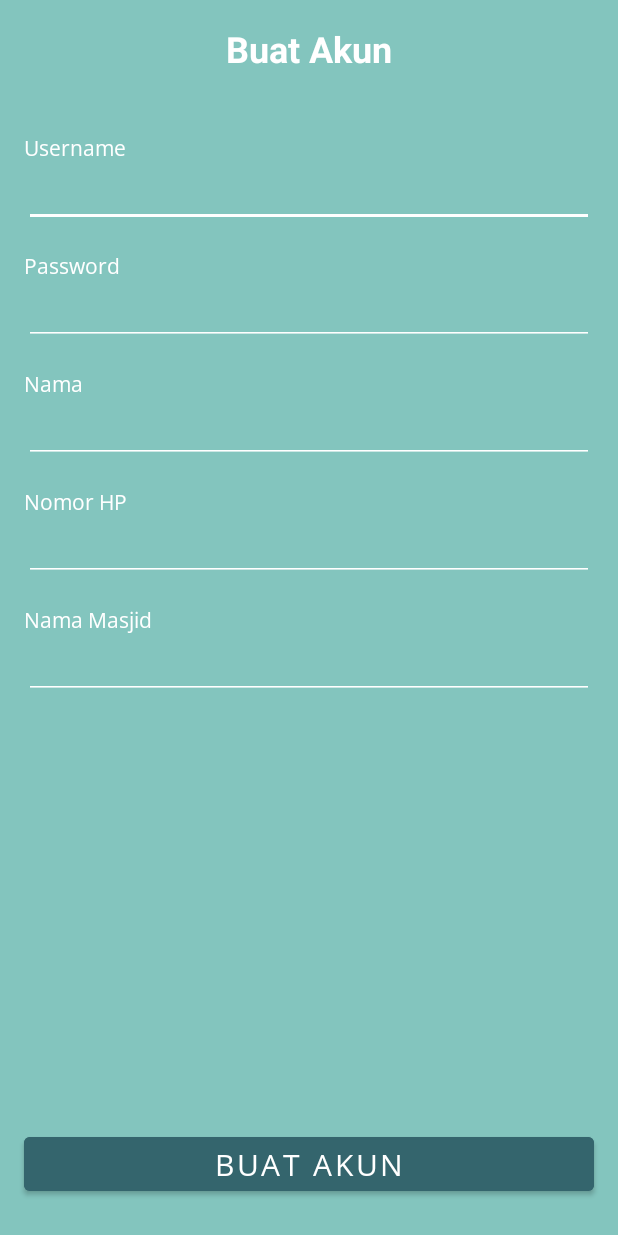
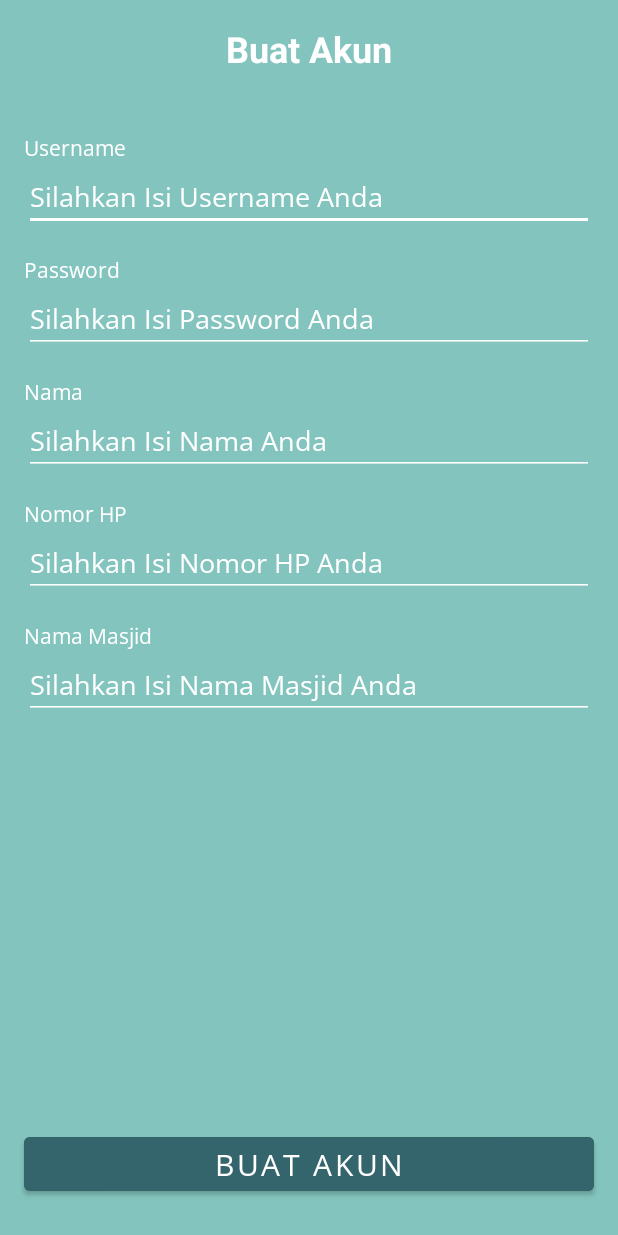
Before and after one commit to gustiRanda/SmartGate, an Android app: the SignUpActivity screen opened directly, with no data from a screen before it, on a phone screen of 412 x 824 dp. Run offline under Robolectric (Android 15) with nearby library versions, the phone set to English and light mode, and no system bars; our stand-ins replace Firebase (no records; nobody signed in at launch, a user with empty details on screens opened directly); Roboto replaces fonts that are not available here.

Commit message:
minor update

```diff
--- a/app/src/main/res/layout/activity_sign_in.xml
+++ b/app/src/main/res/layout/activity_sign_in.xml
@@ -44,6 +44,8 @@
             android:layout_marginStart="16dp"
             android:layout_marginEnd="16dp"
             android:ems="10"
+            android:hint="@string/silahkan_isi_username"
+            android:textColorHint="@color/white"
             android:fontFamily="@font/open_sans"
             android:inputType="textPersonName"
             android:textColor="@color/white"
@@ -74,6 +76,8 @@
             android:layout_marginEnd="16dp"
             android:ems="10"
             android:fontFamily="@font/open_sans"
+            android:hint="@string/silahkan_isi_password"
+            android:textColorHint="@color/white"
             android:inputType="textPassword"
             android:textColor="@color/white"
             android:backgroundTint="@color/white"
--- a/app/src/main/res/layout/activity_sign_up.xml
+++ b/app/src/main/res/layout/activity_sign_up.xml
@@ -46,6 +46,8 @@
             android:layout_marginEnd="16dp"
             android:ems="10"
             android:fontFamily="@font/open_sans"
+            android:hint="@string/silahkan_isi_username"
+            android:textColorHint="@color/white"
             android:inputType="textPersonName"
             android:textColor="@color/white"
             android:backgroundTint="@color/white"
@@ -77,6 +79,8 @@
             android:backgroundTint="@color/white"
             android:ems="10"
             android:fontFamily="@font/open_sans"
+            android:hint="@string/silahkan_isi_password"
+            android:textColorHint="@color/white"
             android:inputType="textPassword"
             app:layout_constraintEnd_toEndOf="parent"
             app:layout_constraintStart_toStartOf="parent"
@@ -106,6 +110,8 @@
             android:ems="10"
             android:fontFamily="@font/open_sans"
             android:inputType="textPersonName"
+            android:hint="@string/silahkan_ini_nama"
+            android:textColorHint="@color/white"
             android:textColor="@color/white"
             android:backgroundTint="@color/white"
             app:layout_constraintEnd_toEndOf="parent"
@@ -136,6 +142,8 @@
             android:layout_marginEnd="16dp"
             android:ems="10"
             android:fontFamily="@font/open_sans"
+            android:hint="@string/silahkan_isi_nomor"
+            android:textColorHint="@color/white"
             android:inputType="number"
             android:textColor="@color/white"
             android:backgroundTint="@color/white"
@@ -168,6 +176,8 @@
             android:ems="10"
             android:fontFamily="@font/open_sans"
             android:inputType="textPersonName"
+            android:hint="@string/silahkan_isi_nama_masjid"
+            android:textColorHint="@color/white"
             android:textColor="@color/white"
             android:backgroundTint="@color/white"
             app:layout_constraintEnd_toEndOf="parent"
```
